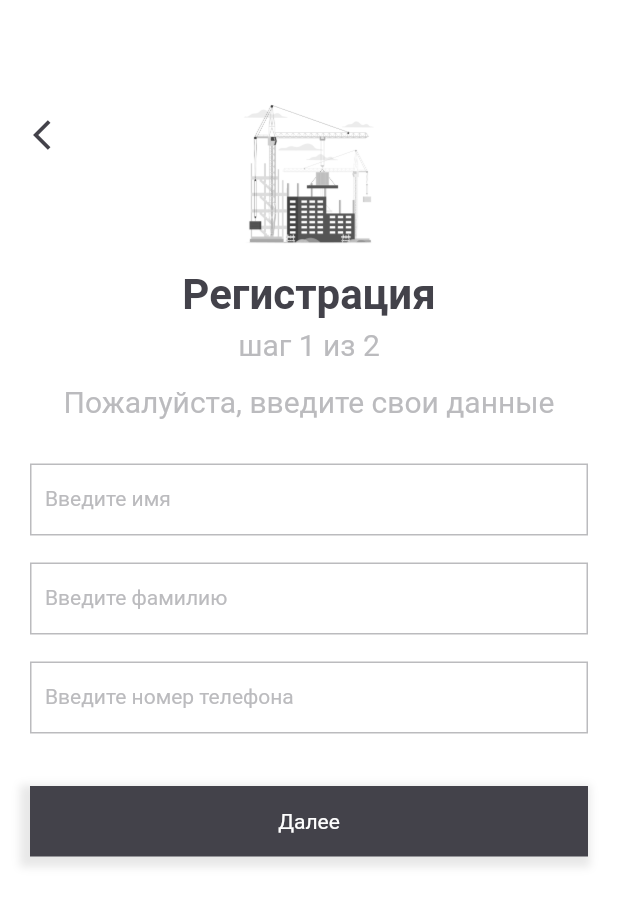
After one commit to windownik/SVDdoc, a Flutter app: the screen it shows after launch, after a tap on "Регистрация", on a phone screen of 412 x 824 dp. The commit adds this screen. Shown: the top 906 px of the screen. Run offline on Flutter 3.47's test engine with Material 2 defaults, Android fonts, the phone set to English and light mode, and no system bars; our stand-ins replace hive, hive_flutter, loading_animation_widget; accounts and stored records are empty; Roboto replaces fonts that are missing (Italic).

Commit message:
Create inherith in sign up screen

```diff
--- a/lib/main.dart
+++ b/lib/main.dart
@@ -1,14 +1,16 @@
 
 import 'package:flutter/material.dart';
 import 'package:flutter/services.dart';
+import 'package:hive_flutter/adapters.dart';
 import 'package:svd_doc/screens/loading.dart';
 import 'package:svd_doc/screens/login/login_main.dart';
-import 'package:svd_doc/sign_up/sign_up_main.dart';
-
-void main() {
-  WidgetsFlutterBinding.ensureInitialized();
+import 'package:svd_doc/screens/sign_up/sign_up_main.dart';
 
 
+void main() async {
+  WidgetsFlutterBinding.ensureInitialized();
+  await Hive.initFlutter();
+  var box = await Hive.openBox('user');
   runApp(const MyApp());
 }
 
--- a/lib/screens/login/sign_up_button.dart
+++ b/lib/screens/login/sign_up_button.dart
@@ -45,7 +45,7 @@ class SignUpButtonState extends State<SignUpButton>{
           'Регистрация',
           style: TextStyle(
               color: mySet.main,
-              fontSize: 16,
+              fontSize: 14,
               fontFamily: "Italic",
               fontWeight: FontWeight.w400),
         ),
--- a/lib/sign_up/next_button.dart
+++ b/lib/screens/sign_up/next_button.dart
@@ -1,6 +1,7 @@
 
 
 import 'package:flutter/cupertino.dart';
+import 'package:svd_doc/screens/sign_up/sign_up_inherith.dart';
 import '../../global_const.dart';
 
 class FirstNextSignUpButton extends StatefulWidget{
@@ -12,12 +13,29 @@ class FirstNextSignUpButton extends StatefulWidget{
 
 class FirstNextSignUpButtonState extends State<FirstNextSignUpButton>{
   bool pres = false;
+  String name = '', surname = '', phone = '';
+
+
+  @override
+  void didChangeDependencies() {
+    // TODO: implement didChangeDependencies
+    super.didChangeDependencies();
+    final model = SignUpFirstInherited.of(context);
+    model?.addListener(() {
+      name = model.name;
+      surname = model.surname;
+      phone = model.phone;
+      setState(() {});
+    });
+  }
 
   @override
   Widget build(BuildContext context) {
     return GestureDetector(
       onTapDown: (tap) {
-        pres = true; setState(() { });
+        SignUpFirstInherited.of(context)?.check();
+        pres = true;
+        setState(() { });
       },
       onTapUp: (tap) {
         pres = false; setState(() { });
--- /dev/null
+++ b/lib/screens/sign_up/sign_up_first_input_bar.dart
@@ -0,0 +1,153 @@
+import 'package:flutter/material.dart';
+import 'package:svd_doc/global_const.dart';
+import 'package:svd_doc/screens/sign_up/sign_up_inherith.dart';
+import 'package:svd_doc/screens/sign_up/sign_up_input.dart';
+import 'package:svd_doc/screens/sign_up/sign_up_validation.dart';
+
+import 'next_button.dart';
+
+
+class SignUpFirstInputBar extends StatefulWidget{
+  const SignUpFirstInputBar({super.key});
+
+  @override
+  State<SignUpFirstInputBar> createState() => _CustomInputBarState();
+}
+
+class _CustomInputBarState extends State<SignUpFirstInputBar> {
+  final _contName = TextEditingController();
+  final _contSurName = TextEditingController();
+  final _contPhone = TextEditingController();
+
+  bool erName= false;
+  bool erSurname= false;
+  bool erPhone= false;
+
+  String erTextName= 'Обязательно для ввода';
+  String erTextSurname= 'Обязательно для ввода';
+  String erTextPhone= 'Обязательно для ввода';
+
+
+  @override
+  void didChangeDependencies() {
+    super.didChangeDependencies();
+    final model = SignUpFirstInherited.of(context);
+    model?.addListener(() {
+      setState(() {});
+    });
+  }
+
+  @override
+  Widget build(BuildContext context) {
+    return Container(
+      alignment: Alignment.center,
+      padding: const EdgeInsets.only(right: 20, left: 20),
+      child: Column(
+        children: [
+          const SizedBox(
+            height: 64,
+          ),
+          Image.asset(
+            'assets/big_icons/sign_up.png',
+            height: 105,
+            width: 105,
+          ),
+          const SizedBox(
+            height: 11,
+          ),
+          const Text(
+            'Регистрация',
+            style: TextStyle(
+                color: mySet.main,
+                fontSize: 28,
+                fontFamily: "Italic",
+                fontWeight: FontWeight.w600),
+          ),
+          const SizedBox(
+            height: 5,
+          ),
+          const Text(
+            'шаг 1 из 2',
+            style: TextStyle(
+                color: mySet.input,
+                fontSize: 20,
+                fontFamily: "Italic",
+                fontWeight: FontWeight.w400),
+          ),
+          const SizedBox(
+            height: 15,
+          ),
+          const Text(
+            'Пожалуйста, введите свои данные',
+            style: TextStyle(
+                color: mySet.input,
+                fontSize: 20,
+                fontFamily: "Italic",
+                fontWeight: FontWeight.w400),
+          ),
+          const SizedBox(
+            height: 30,
+          ),
+          TextField(
+            controller: _contName,
+            decoration: SignUpInput(
+                erText: erTextName,
+                hintText: 'Введите имя',
+                ifError: SignUpFirstInherited.of(context)?.erName ?? false).inputDecor,
+            cursorColor: mySet.main,
+            onChanged: (name){
+              SignUpFirstInherited.of(context)?.putUserName(name: name);
+              setState(() {});
+            },
+          ),
+          const SizedBox(
+            height: 18,
+          ),
+          TextField(
+            controller: _contSurName,
+            decoration: SignUpInput(
+                erText: erTextName,
+                hintText: 'Введите фамилию',
+                ifError: SignUpFirstInherited.of(context)?.erSurname ?? false).inputDecor,
+            cursorColor: mySet.main,
+            onChanged: (surname){
+              SignUpFirstInherited.of(context)?.putUserSurname(surname: surname);
+              setState(() {});
+            },
+          ),
+          const SizedBox(
+            height: 18,
+          ),
+          TextField(
+            onTap: () {
+              if (_contPhone.text.isEmpty) {
+                _contPhone.text = '+';
+              }
+            },
+            keyboardType:
+            const TextInputType.numberWithOptions(decimal: true),
+            onChanged: (phone) {
+              List<dynamic> resp = phoneValidation(phone);
+              erTextPhone = resp[0];
+              _contPhone.text = resp[1];
+              _contPhone.selection = TextSelection.fromPosition(
+                  TextPosition(offset: _contPhone.text.length));
+              SignUpFirstInherited.of(context)?.putUserPhone(phone: phone);
+              setState(() {});
+            },
+            controller: _contPhone,
+            decoration: SignUpInput(
+                erText: erTextPhone,
+                hintText: 'Введите номер телефона',
+                ifError: SignUpFirstInherited.of(context)?.erPhone ?? false).inputDecor,
+            cursorColor: mySet.main,
+          ),
+          const SizedBox(
+            height: 35,
+          ),
+          const FirstNextSignUpButton()
+        ],
+      ),
+    );
+  }
+}
--- /dev/null
+++ b/lib/screens/sign_up/sign_up_inherith.dart
@@ -0,0 +1,66 @@
+import 'package:flutter/cupertino.dart';
+
+class SignUpFirstModel extends ChangeNotifier {
+  String name = '', surname = '', phone = '';
+  String erTextName= 'Обязательно для ввода';
+  String erTextSurname= 'Обязательно для ввода';
+  String erTextPhone= 'Обязательно для ввода';
+  bool erName = false, erSurname = false, erPhone = false;
+  void putUserPhone({
+    required String phone,
+  }) {
+    erPhone = false;
+    this.phone = phone;
+  }
+  void putUserName({
+    required String name,
+  }) {
+    erName = false;
+    this.name = name;
+  }
+  void putUserSurname({
+    required String surname,
+  }) {
+    erSurname = false;
+    this.surname = surname;
+  }
+  void check() {
+    if (name.isEmpty) {
+      erName = true;
+    } else {
+      erName = false;
+    }
+    if (surname.isEmpty) {
+      erSurname = true;
+    } else {
+      erSurname = false;
+    }
+    if (phone.isEmpty) {
+      erPhone = true;
+    } else {
+      erPhone = false;
+    }
+    notifyListeners();
+  }
+}
+
+class SignUpFirstInherited extends InheritedWidget {
+  final SignUpFirstModel model;
+
+  const SignUpFirstInherited({
+    Key? key,
+    required this.model,
+    required Widget child,
+  }) : super(key: key, child: child);
+
+  static SignUpFirstModel? of(BuildContext context) {
+    return context
+        .dependOnInheritedWidgetOfExactType<SignUpFirstInherited>()
+        ?.model;
+  }
+
+  @override
+  bool updateShouldNotify(SignUpFirstInherited oldWidget) {
+    return model != oldWidget.model;
+  }
+}
--- /dev/null
+++ b/lib/screens/sign_up/sign_up_main.dart
@@ -0,0 +1,44 @@
+import 'package:flutter/material.dart';
+import 'package:svd_doc/global_const.dart';
+import 'package:svd_doc/screens/sign_up/sign_up_first_input_bar.dart';
+import 'package:svd_doc/screens/sign_up/sign_up_inherith.dart';
+
+class SignUpFirst extends StatefulWidget {
+  const SignUpFirst({super.key});
+
+  @override
+  State<SignUpFirst> createState() => _SignUpFirstState();
+}
+
+class _SignUpFirstState extends State<SignUpFirst> {
+
+  @override
+  Widget build(BuildContext context) {
+    SignUpFirstModel model = SignUpFirstModel();
+    return Scaffold(
+      backgroundColor: mySet.white,
+      body: Stack(
+        children: [
+          SingleChildScrollView(
+            child: SignUpFirstInherited(
+              model: model,
+              child: const SignUpFirstInputBar(),
+            ),
+          ),
+          Positioned(
+              left: 10,
+              top: 66,
+              child: IconButton(
+                onPressed: () {
+                  Navigator.of(context).pop();
+                },
+                icon: const Icon(
+                  Icons.arrow_back_ios,
+                  color: mySet.main,
+                ),
+              )),
+        ],
+      ),
+    );
+  }
+}
--- a/pubspec.yaml
+++ b/pubspec.yaml
@@ -37,6 +37,8 @@ dependencies:
   # Use with the CupertinoIcons class for iOS style icons.
   cupertino_icons: ^1.0.2
   loading_animation_widget: ^1.2.0+4
+  hive: ^2.2.3
+  hive_flutter: ^1.1.0
 
 dev_dependencies:
   flutter_test:
@@ -48,6 +50,8 @@ dev_dependencies:
   # package. See that file for information about deactivating specific lint
   # rules and activating additional ones.
   flutter_lints: ^2.0.0
+  hive_generator: ^2.0.0
+  build_runner: ^2.3.3
 
 # For information on the generic Dart part of this file, see the
 # following page: https://dart.dev/tools/pub/pubspec
```
Also changed, not shown: lib/data_base.dart (added, +66 -0 lines), lib/screens/sign_up/sign_up_validation.dart (added, +43 -0 lines), lib/sign_up/sign_up_main.dart (deleted, +0 -151 lines), lib/sign_up/sign_up_validation.dart (deleted, +0 -28 lines), lib/screens/sign_up/sign_up_input.dart (renamed from lib/sign_up/sign_up_input.dart), pubspec.lock.
